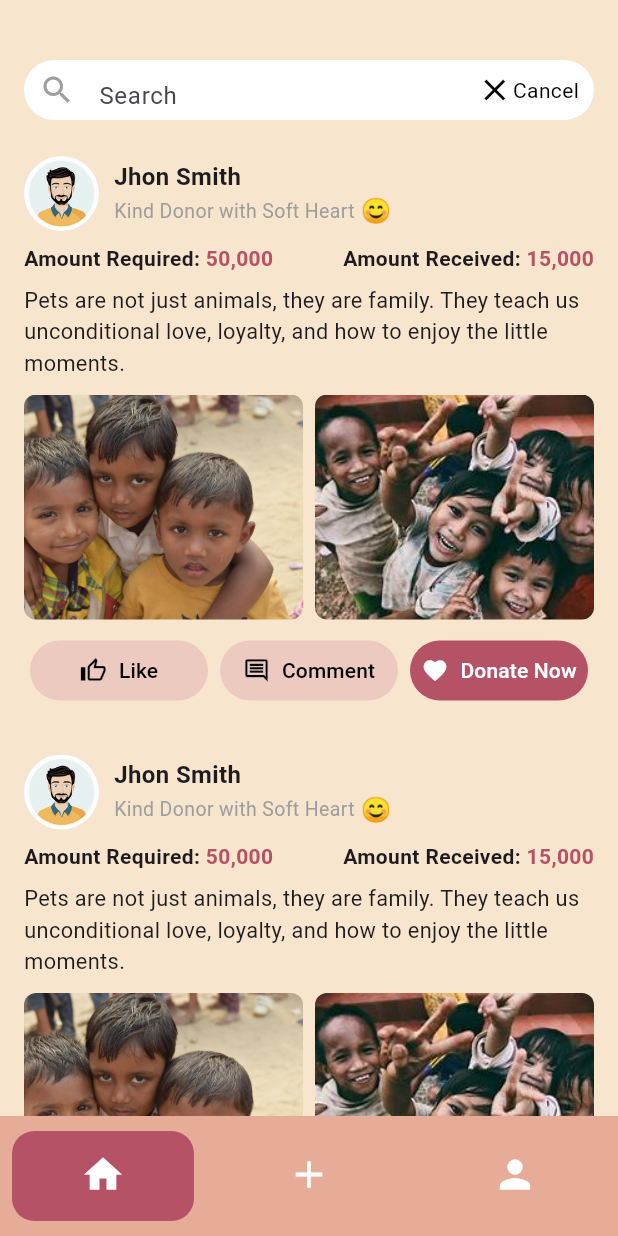
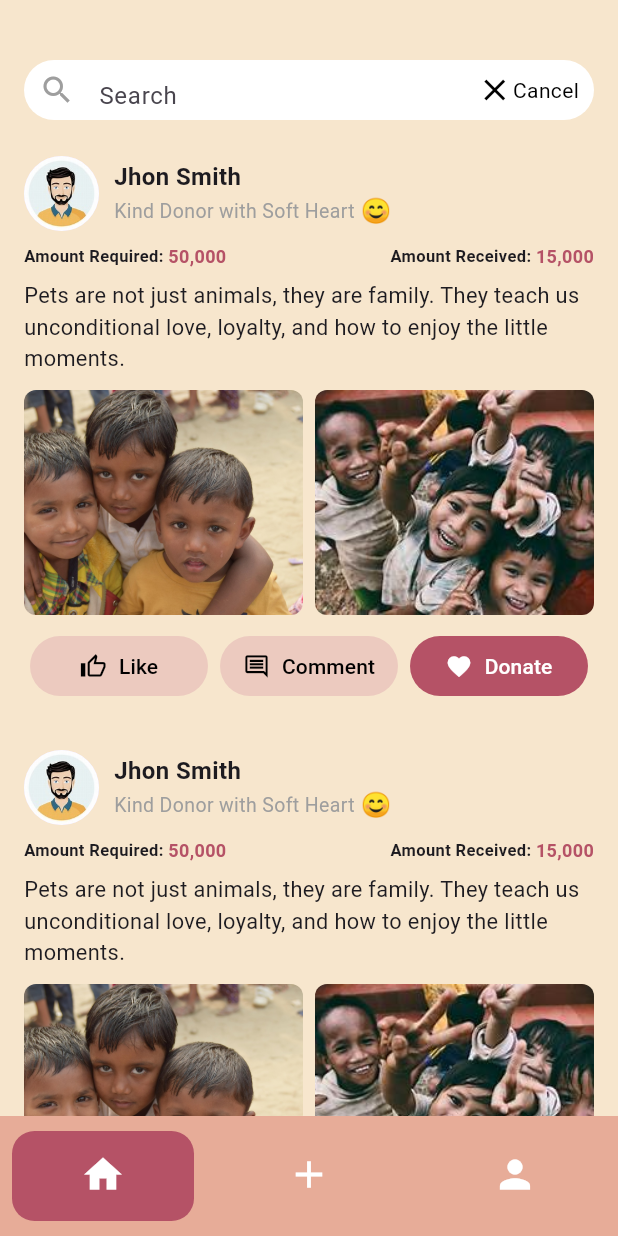
Before and after one commit to Nensi-Devani/kindora, a Flutter app: the HomeScreen screen opened directly, on a phone screen of 412 x 824 dp. Run offline on Flutter 3.47's test engine with Material 3 defaults, Android fonts, the phone set to English and light mode, and no system bars.

Commit message:
add updated code

```diff
--- a/lib/main.dart
+++ b/lib/main.dart
@@ -18,8 +18,8 @@ class MyApp extends StatelessWidget {
       theme: ThemeData(
         colorScheme: ColorScheme.fromSeed(seedColor: Colors.deepPurple),
       ),
-      // home: SplashScreen(),
-      home: EditProfileScreen(),
+      home: SplashScreen(),
+      // home: EditProfileScreen(),
       debugShowCheckedModeBanner: false,
     );
   }
--- a/lib/screens/home_screen.dart
+++ b/lib/screens/home_screen.dart
@@ -249,25 +249,27 @@ class DonationFeedCard extends StatelessWidget {
       children: [
         const Text(
           "Amount Required: ",
-          style: TextStyle(fontWeight: FontWeight.bold, fontSize: 14),
+          style: TextStyle(fontWeight: FontWeight.bold, fontSize: 11),
         ),
         Text(
           "50,000",
           style: TextStyle(
             fontWeight: FontWeight.bold,
             color: AppColors.primaryButton,
+            fontSize: 12
           ),
         ), // DF8B92
         const Spacer(),
         const Text(
           "Amount Received: ",
-          style: TextStyle(fontWeight: FontWeight.bold, fontSize: 14),
+          style: TextStyle(fontWeight: FontWeight.bold, fontSize: 11),
         ),
         Text(
           "15,000",
           style: TextStyle(
             fontWeight: FontWeight.bold,
             color: AppColors.primaryButton,
+            fontSize: 12
           ),
         ), // DF8B92
       ],
@@ -316,16 +318,18 @@ class DonationFeedCard extends StatelessWidget {
           backgroundColor: AppColors.accentBackground, // ECCABF
         ),
         // 2. Comment Button
-        _feedButton(
-          icon: Icons.comment_outlined,
-          label: "Comment",
-          onPressed: () => debugPrint('Comment Clicked!'), // CLICK EVENT: Print
-          backgroundColor: AppColors.accentBackground, // ECCABF
+       _feedButton(
+            icon: Icons.comment_outlined,
+            label: "Comment",
+            onPressed: () => debugPrint('Comment Clicked!'),
+            backgroundColor: AppColors.accentBackground,
         ),
+
+
         // 3. Donate Button (Navigation)
         _feedButton(
           icon: Icons.favorite,
-          label: "Donate Now",
+          label: "Donate",
           onPressed: () {
             // CLICK EVENT: Navigate to Payment Screen
             Navigator.push(
--- a/lib/screens/signup_screen.dart
+++ b/lib/screens/signup_screen.dart
@@ -136,13 +136,14 @@ class _SignUpScreenState extends State<SignUpScreen> {
                           ),
                           const Text(
                             'I agree to the processing of ',
-                            style: TextStyle(color: Colors.black45),
+                            style: TextStyle(color: Colors.black45, fontSize: 11),
                           ),
                           Text(
                             'Personal data',
                             style: TextStyle(
                               fontWeight: FontWeight.bold,
                               color: AppColors.primaryButton,
+                              fontSize: 11
                             ),
                           ),
                         ],
```
